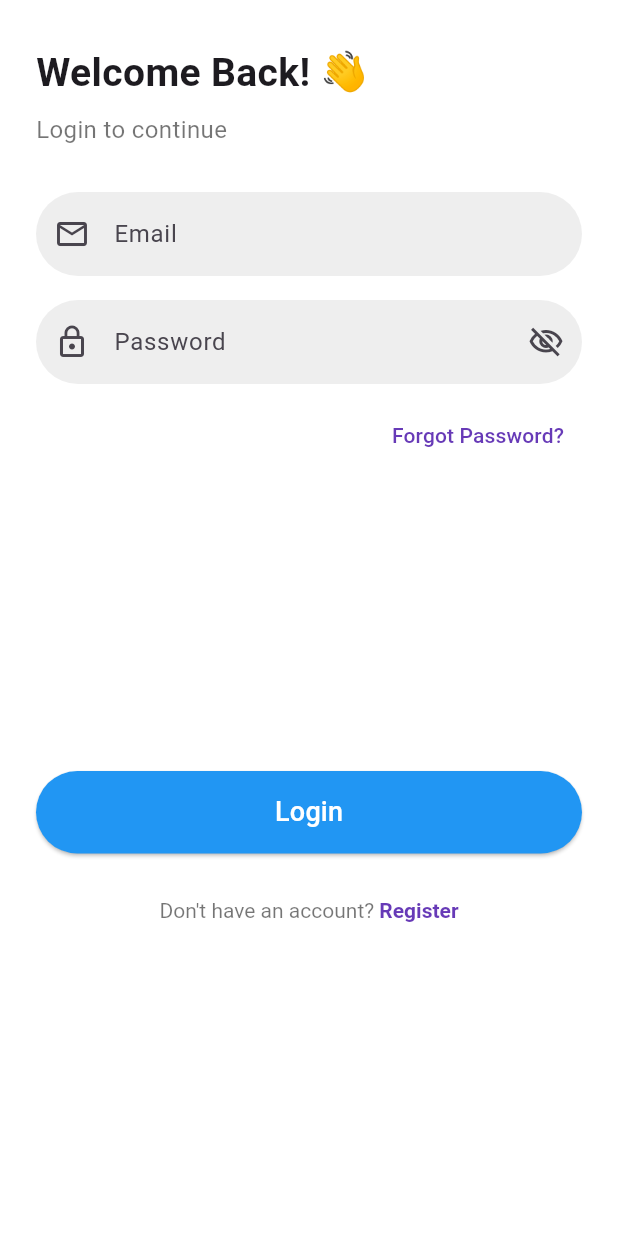
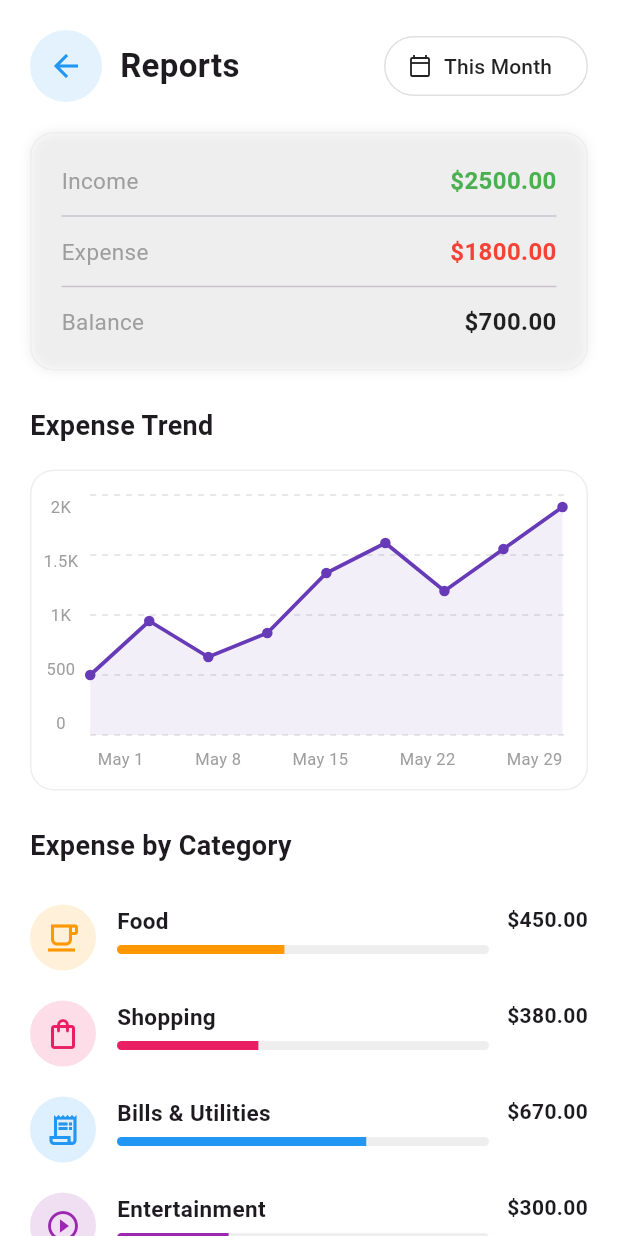
Before and after one commit to pich-hcip/Expense-Tracker-Application, a Flutter app: the screen it shows after launch, on a phone screen of 412 x 824 dp. Run offline on Flutter 3.47's test engine with Material 3 defaults, Android fonts, the phone set to English and light mode, and no system bars.

Commit message:
create report file

```diff
--- a/lib/main.dart
+++ b/lib/main.dart
@@ -1,5 +1,5 @@
 import 'package:flutter/material.dart';
-import 'screens/login.dart';
+import 'screens/report.dart';
 void main() {
   runApp(const MyApp());
 }
@@ -20,7 +20,7 @@ class MyApp extends StatelessWidget {
       ),
 
       // Start with Login Page
-      home: const LoginScreen(),
+      home: const ReportScreen(),
     );
   }
 }
--- a/lib/screens/report.dart
+++ b/lib/screens/report.dart
@@ -0,0 +1,419 @@
+import 'package:flutter/material.dart';
+
+
+class CategoryExpense {
+  final String name;
+  final double amount;
+  final double percent;
+  final Color color;
+  final IconData icon;
+
+  const CategoryExpense({
+    required this.name,
+    required this.amount,
+    required this.percent,
+    required this.color,
+    required this.icon,
+  });
+}
+
+class ReportScreen extends StatelessWidget {
+  const ReportScreen({super.key});
+
+  // Later you can replace these with real numbers from your app.
+
+  static const double income = 2500.00;
+  static const double expense = 1800.00;
+  static const double balance = 700.00;
+
+  // Points for the "Expense Trend" chart (one value per week/day).
+  static const List<double> chartValues = [
+    500, 950, 650, 850, 1350, 1600, 1200, 1550, 1900,
+  ];
+
+  // Labels shown under the chart. We only have 5 labels for 9 points,
+  // so they are spread out evenly (see _buildChartLabels below).
+  static const List<String> chartLabels = [
+    'May 1', 'May 8', 'May 15', 'May 22', 'May 29',
+  ];
+
+  static const List<CategoryExpense> categories = [
+    CategoryExpense(
+      name: 'Food',
+      amount: 450.00,
+      percent: 0.45,
+      color: Colors.orange,
+      icon: Icons.local_cafe_outlined,
+    ),
+    CategoryExpense(
+      name: 'Shopping',
+      amount: 380.00,
+      percent: 0.38,
+      color: Colors.pink,
+      icon: Icons.shopping_bag_outlined,
+    ),
+    CategoryExpense(
+      name: 'Bills & Utilities',
+      amount: 670.00,
+      percent: 0.67,
+      color: Colors.blue,
+      icon: Icons.receipt_long_outlined,
+    ),
+    CategoryExpense(
+      name: 'Entertainment',
+      amount: 300.00,
+      percent: 0.30,
+      color: Colors.purple,
+      icon: Icons.play_circle_outline,
+    ),
+  ];
+
+  @override
+  Widget build(BuildContext context) {
+    return Scaffold(
+      backgroundColor: Colors.white,
+      body: SafeArea(
+        child: SingleChildScrollView(
+          padding: const EdgeInsets.all(20),
+          child: Column(
+            crossAxisAlignment: CrossAxisAlignment.start,
+            children: [
+              // ---------- Top bar ----------
+              _buildTopBar(context),
+
+              const SizedBox(height: 20),
+
+              // ---------- Summary card ----------
+              _buildSummaryCard(),
+
+              const SizedBox(height: 24),
+
+              // ---------- Expense Trend title ----------
+              const Text(
+                'Expense Trend',
+                style: TextStyle(fontSize: 18, fontWeight: FontWeight.bold),
+              ),
+
+              const SizedBox(height: 16),
+
+              // ---------- Chart card ----------
+              _buildChartCard(),
+
+              const SizedBox(height: 24),
+
+              // ---------- Expense by Category title ----------
+              const Text(
+                'Expense by Category',
+                style: TextStyle(fontSize: 18, fontWeight: FontWeight.bold),
+              ),
+
+              const SizedBox(height: 16),
+
+              // ---------- Category list ----------
+              // We turn each item in `categories` into a widget using .map()
+              ...categories.map((category) => _buildCategoryRow(category)),
+            ],
+          ),
+        ),
+      ),
+    );
+  }
+
+  // ---------------------------------------------
+  // Small reusable functions below (easy to read)
+  // ---------------------------------------------
+
+  // Top bar: back button + "Reports" title + "This Month" button
+  Widget _buildTopBar(BuildContext context) {
+    return Row(
+      children: [
+        Container(
+          decoration: BoxDecoration(
+            color: Colors.blue.shade50,
+            shape: BoxShape.circle,
+          ),
+          child: IconButton(
+            icon: const Icon(Icons.arrow_back, color: Colors.blue),
+            onPressed: () => Navigator.pop(context),
+          ),
+        ),
+        const SizedBox(width: 12),
+        const Text(
+          'Reports',
+          style: TextStyle(fontSize: 22, fontWeight: FontWeight.bold),
+        ),
+        const Spacer(), // pushes the button below to the right side
+        OutlinedButton.icon(
+          onPressed: () {
+            // TODO: open a month picker
+          },
+          icon: const Icon(Icons.calendar_today_outlined, size: 16),
+          label: const Text('This Month'),
+          style: OutlinedButton.styleFrom(
+            foregroundColor: Colors.black87,
+            side: BorderSide(color: Colors.grey.shade300),
+            shape: RoundedRectangleBorder(
+              borderRadius: BorderRadius.circular(20),
+            ),
+          ),
+        ),
+      ],
+    );
+  }
+
+  // White card with Income / Expense / Balance rows
+  Widget _buildSummaryCard() {
+    return Container(
+      width: double.infinity,
+      padding: const EdgeInsets.all(20),
+      decoration: BoxDecoration(
+        borderRadius: BorderRadius.circular(16),
+        border: Border.all(color: Colors.grey.shade200),
+        boxShadow: [
+          BoxShadow(
+            color: Colors.grey.shade200,
+            blurRadius: 6,
+          ),
+        ],
+      ),
+      child: Column(
+        children: [
+          _buildSummaryRow('Income', income, Colors.green),
+          const Divider(height: 24),
+          _buildSummaryRow('Expense', expense, Colors.red),
+          const Divider(height: 24),
+          _buildSummaryRow('Balance', balance, Colors.black87),
+        ],
+      ),
+    );
+  }
+
+  // One row inside the summary card, e.g. "Income   $2,500.00"
+  Widget _buildSummaryRow(String label, double amount, Color valueColor) {
+    return Row(
+      mainAxisAlignment: MainAxisAlignment.spaceBetween,
+      children: [
+        Text(label, style: const TextStyle(fontSize: 15, color: Colors.grey)),
+        Text(
+          '\$${amount.toStringAsFixed(2)}',
+          style: TextStyle(
+            fontSize: 16,
+            fontWeight: FontWeight.bold,
+            color: valueColor,
+          ),
+        ),
+      ],
+    );
+  }
+
+  // Card that contains the line chart + its labels
+  Widget _buildChartCard() {
+    return Container(
+      width: double.infinity,
+      padding: const EdgeInsets.fromLTRB(8, 16, 16, 12),
+      decoration: BoxDecoration(
+        borderRadius: BorderRadius.circular(16),
+        border: Border.all(color: Colors.grey.shade200),
+      ),
+      child: Column(
+        children: [
+          // Row = [ y-axis numbers ] + [ the actual chart drawing ]
+          SizedBox(
+            height: 160,
+            child: Row(
+              children: [
+                _buildYAxisLabels(),
+                const SizedBox(width: 8),
+                Expanded(
+                  child: CustomPaint(
+                    // painter does the actual drawing, see LineChartPainter below
+                    painter: LineChartPainter(values: chartValues),
+                    child: Container(), // gives CustomPaint something to size itself against
+                  ),
+                ),
+              ],
+            ),
+          ),
+
+          const SizedBox(height: 8),
+
+          // x-axis labels (May 1, May 8, ...), spaced evenly under the chart
+          Padding(
+            padding: const EdgeInsets.only(left: 36),
+            child: Row(
+              mainAxisAlignment: MainAxisAlignment.spaceBetween,
+              children: chartLabels
+                  .map((label) => Text(
+                        label,
+                        style: const TextStyle(fontSize: 11, color: Colors.grey),
+                      ))
+                  .toList(),
+            ),
+          ),
+        ],
+      ),
+    );
+  }
+
+  // The numbers on the left side of the chart: 2K, 1.5K, 1K, 500, 0
+  Widget _buildYAxisLabels() {
+    const labels = ['2K', '1.5K', '1K', '500', '0'];
+    return Column(
+      mainAxisAlignment: MainAxisAlignment.spaceBetween,
+      children: labels
+          .map((label) => Text(
+                label,
+                style: const TextStyle(fontSize: 11, color: Colors.grey),
+              ))
+          .toList(),
+    );
+  }
+
+  // One row inside "Expense by Category": icon + name + progress bar + amount
+  Widget _buildCategoryRow(CategoryExpense category) {
+    return Padding(
+      padding: const EdgeInsets.symmetric(vertical: 10),
+      child: Row(
+        crossAxisAlignment: CrossAxisAlignment.start,
+        children: [
+          // Colored circle icon
+          Container(
+            width: 44,
+            height: 44,
+            decoration: BoxDecoration(
+              color: category.color.withValues(alpha: 0.15),
+              shape: BoxShape.circle,
+            ),
+            child: Icon(category.icon, color: category.color),
+          ),
+
+          const SizedBox(width: 14),
+
+          // Name + progress bar (takes the remaining space)
+          Expanded(
+            child: Column(
+              crossAxisAlignment: CrossAxisAlignment.start,
+              children: [
+                Text(
+                  category.name,
+                  style: const TextStyle(fontSize: 15, fontWeight: FontWeight.w600),
+                ),
+                const SizedBox(height: 6),
+                ClipRRect(
+                  borderRadius: BorderRadius.circular(10),
+                  child: LinearProgressIndicator(
+                    value: category.percent, // 0.0 -> empty, 1.0 -> full
+                    minHeight: 6,
+                    backgroundColor: Colors.grey.shade200,
+                    valueColor: AlwaysStoppedAnimation<Color>(category.color),
+                  ),
+                ),
+              ],
+            ),
+          ),
+
+          const SizedBox(width: 12),
+
+          // Amount on the right
+          Text(
+            '\$${category.amount.toStringAsFixed(2)}',
+            style: const TextStyle(fontSize: 14, fontWeight: FontWeight.bold),
+          ),
+        ],
+      ),
+    );
+  }
+}
+
+// =====================================================
+// LINE CHART PAINTER
+// =====================================================
+// This class draws the purple line + dots + light purple
+// area fill you see in the "Expense Trend" card.
+// CustomPainter gives us a blank canvas to draw shapes on.
+class LineChartPainter extends CustomPainter {
+  final List<double> values;
+
+  LineChartPainter({required this.values});
+
+  @override
+  void paint(Canvas canvas, Size size) {
+    if (values.isEmpty) return;
+
+    // Find the highest value so we know how to scale everything
+    // to fit inside the available height (2000 matches our "2K" label).
+    const double maxValue = 2000;
+
+    // ---------- Step 1: draw light dashed horizontal grid lines ----------
+    final gridPaint = Paint()
+      ..color = Colors.grey.shade300
+      ..strokeWidth = 1;
+
+    for (int i = 0; i <= 4; i++) {
+      final y = size.height * i / 4;
+      _drawDashedLine(canvas, Offset(0, y), Offset(size.width, y), gridPaint);
+    }
+
+    // ---------- Step 2: work out the (x, y) position of every point ----------
+    final List<Offset> points = [];
+    for (int i = 0; i < values.length; i++) {
+      final x = size.width * i / (values.length - 1);
+      final y = size.height - (values[i] / maxValue * size.height);
+      points.add(Offset(x, y));
+    }
+
+    // ---------- Step 3: draw the light purple area under the line ----------
+    final areaPath = Path()..moveTo(points.first.dx, size.height);
+    for (final point in points) {
+      areaPath.lineTo(point.dx, point.dy);
+    }
+    areaPath.lineTo(points.last.dx, size.height);
+    areaPath.close();
+
+    final areaPaint = Paint()..color = Colors.deepPurple.withValues(alpha: 0.08);
+    canvas.drawPath(areaPath, areaPaint);
+
+    // ---------- Step 4: draw the purple line connecting every point ----------
+    final linePath = Path()..moveTo(points.first.dx, points.first.dy);
+    for (final point in points.skip(1)) {
+      linePath.lineTo(point.dx, point.dy);
+    }
+
+    final linePaint = Paint()
+      ..color = Colors.deepPurple
+      ..strokeWidth = 2.5
+      ..style = PaintingStyle.stroke;
+
+    canvas.drawPath(linePath, linePaint);
+
+    // ---------- Step 5: draw a small dot on every point ----------
+    final dotPaint = Paint()..color = Colors.deepPurple;
+    for (final point in points) {
+      canvas.drawCircle(point, 3.5, dotPaint);
+    }
+  }
+
+  // Helper that draws a horizontal line made of small dashes,
+  // instead of one solid line (matches the dotted grid in the design).
+  void _drawDashedLine(Canvas canvas, Offset start, Offset end, Paint paint) {
+    const dashWidth = 4.0;
+    const dashSpace = 4.0;
+    double distance = 0;
+    final totalDistance = (end.dx - start.dx);
+
+    while (distance < totalDistance) {
+      canvas.drawLine(
+        Offset(start.dx + distance, start.dy),
+        Offset(start.dx + distance + dashWidth, start.dy),
+        paint,
+      );
+      distance += dashWidth + dashSpace;
+    }
+  }
+
+  @override
+  bool shouldRepaint(covariant LineChartPainter oldDelegate) {
+    // Only redraw if the data actually changed
+    return oldDelegate.values != values;
+  }
+}
```
